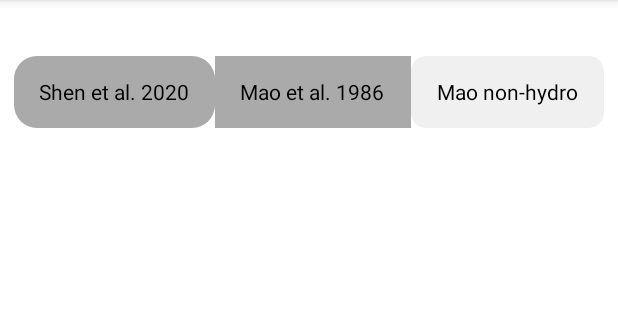
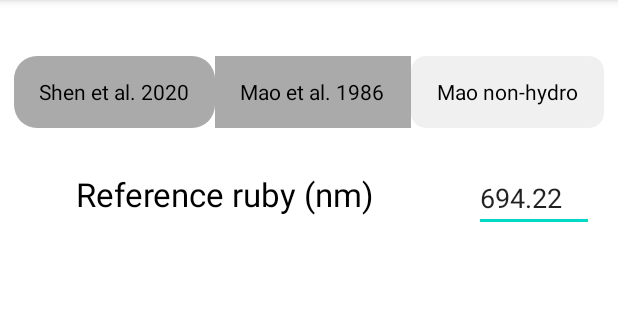
Before and after one commit to Anastasia-Kan/App_P-Calculator_Kotlin, an Android app: the screen it shows after launch (MainActivity), on a phone screen of 412 x 824 dp, the part 84-404 px from its top. Run offline under Robolectric (Android 15) with nearby library versions, the phone set to English and light mode, and no system bars.

Commit message:
started to add TextViews

```diff
--- a/app/src/main/res/layout/activity_main.xml
+++ b/app/src/main/res/layout/activity_main.xml
@@ -10,13 +10,14 @@ android:layout_gravity="center"
 tools:context=".MainActivity">
 
     <RadioGroup
+        android:id="@+id/radioGroup"
         android:layout_width="match_parent"
-        android:padding="5dp"
         android:layout_height="wrap_content"
         android:layout_marginStart="4dp"
         android:layout_marginTop="32dp"
         android:layout_marginEnd="4dp"
         android:orientation="horizontal"
+        android:padding="5dp"
         app:layout_constraintEnd_toEndOf="parent"
         app:layout_constraintStart_toStartOf="parent"
         app:layout_constraintTop_toTopOf="parent"
@@ -31,9 +32,9 @@ tools:context=".MainActivity">
             android:button="@android:color/transparent"
             android:checked="false"
             android:gravity="center"
+            android:onClick="onSegmentClicked"
             android:text="Shen et al. 2020"
-            android:textColor="@color/black"
-            android:onClick="onSegmentClicked" />
+            android:textColor="@color/black" />
 
         <androidx.appcompat.widget.AppCompatRadioButton
             android:id="@+id/mao_hydro_segment"
@@ -44,9 +45,9 @@ tools:context=".MainActivity">
             android:button="@android:color/transparent"
             android:checked="false"
             android:gravity="center"
+            android:onClick="onSegmentClicked"
             android:text="Mao et al. 1986"
-            android:textColor="@color/black"
-            android:onClick="onSegmentClicked"/>
+            android:textColor="@color/black" />
 
         <androidx.appcompat.widget.AppCompatRadioButton
             android:id="@+id/mao_nHydro_segment"
@@ -57,10 +58,37 @@ tools:context=".MainActivity">
             android:button="@android:color/transparent"
             android:checked="true"
             android:gravity="center"
+            android:onClick="onSegmentClicked"
             android:text="Mao non-hydro"
-            android:textColor="@color/black"
-            android:onClick="onSegmentClicked"/>
+            android:textColor="@color/black" />
 
     </RadioGroup>
 
+    <TextView
+        android:id="@+id/RefRubyLabel"
+        android:layout_width="wrap_content"
+        android:layout_height="40dp"
+        android:layout_marginTop="24dp"
+        android:layout_marginEnd="16dp"
+        android:text="Reference ruby (nm)"
+        android:textColor="@color/black"
+        android:textSize="22dp"
+        app:layout_constraintEnd_toStartOf="@+id/refRuby"
+        app:layout_constraintStart_toStartOf="parent"
+        app:layout_constraintTop_toBottomOf="@+id/radioGroup" />
+
+    <EditText
+        android:id="@+id/refRuby"
+        style="@style/Widget.AppCompat.AutoCompleteTextView"
+        android:layout_width="80dp"
+        android:layout_height="40dp"
+        android:layout_marginTop="24dp"
+        android:layout_marginEnd="16dp"
+        android:ems="10"
+        android:inputType="numberDecimal"
+        android:singleLine="true"
+        android:text="694.22"
+        app:layout_constraintEnd_toEndOf="parent"
+        app:layout_constraintTop_toBottomOf="@+id/radioGroup" />
+
 </androidx.constraintlayout.widget.ConstraintLayout>
```
